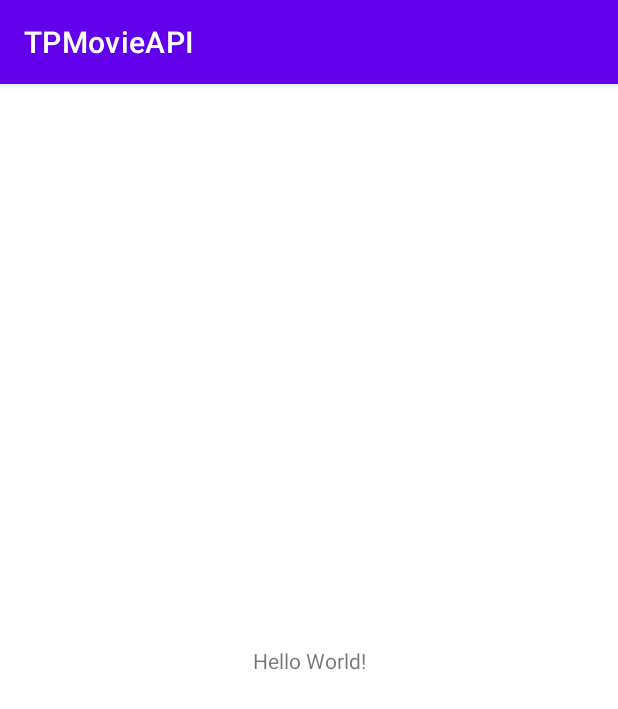
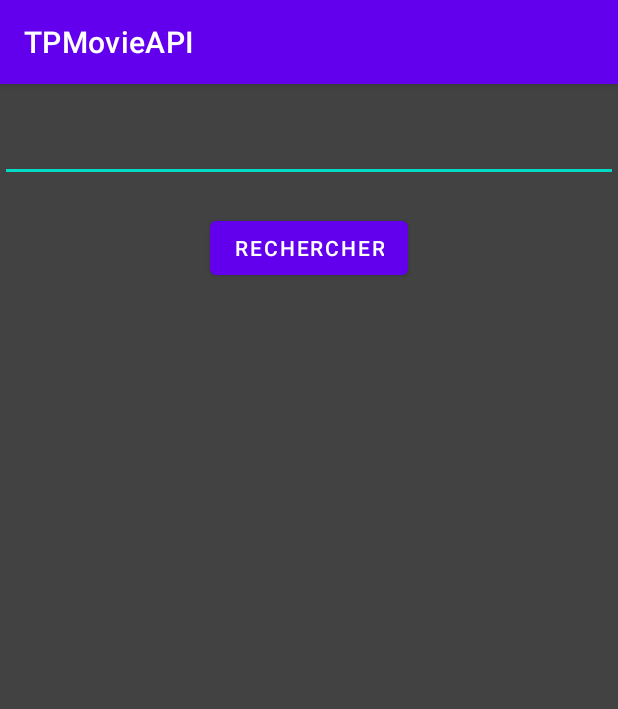
Before and after one commit to Saltchichi/TPMovieAPI, an Android app: the screen it shows after launch (MainActivity), on a phone screen of 412 x 824 dp. Shown: the top 709 px of the screen. Run offline under Robolectric (Android 15) with nearby library versions, the phone set to English and light mode, and no system bars; our stand-ins replace Picasso; pictures from the network do not load.

Commit message:
lesson of 09/12/2020

```diff
--- a/app/build.gradle
+++ b/app/build.gradle
@@ -39,7 +39,6 @@ dependencies {
     implementation 'androidx.appcompat:appcompat:1.2.0'
     implementation 'com.google.android.material:material:1.2.1'
     implementation 'androidx.constraintlayout:constraintlayout:2.0.4'
-    testImplementation 'junit:junit:4.+'
-    androidTestImplementation 'androidx.test.ext:junit:1.1.2'
-    androidTestImplementation 'androidx.test.espresso:espresso-core:3.3.0'
+    implementation 'androidx.fragment:fragment-ktx:1.2.5'
+    implementation 'com.squareup.picasso:picasso:2.71828'
 }
--- a/app/src/main/AndroidManifest.xml
+++ b/app/src/main/AndroidManifest.xml
@@ -1,6 +1,8 @@
 <?xml version="1.0" encoding="utf-8"?>
 <manifest xmlns:android="http://schemas.android.com/apk/res/android"
     package="com.monschein.movie">
+
+    <uses-permission android:name="android.permission.INTERNET" />
 
     <application
         android:allowBackup="true"
@@ -9,7 +11,7 @@
         android:roundIcon="@mipmap/ic_launcher_round"
         android:supportsRtl="true"
         android:theme="@style/Theme.TPMovieAPI">
-        <activity android:name=".MainActivity">
+        <activity android:name=".presentation.MainActivity">
             <intent-filter>
                 <action android:name="android.intent.action.MAIN" />
 
--- /dev/null
+++ b/app/src/main/java/com/monschein/movie/domain/model/MovieShort.kt
@@ -0,0 +1,3 @@
+package com.monschein.movie.domain.model
+
+data class MovieShort(val id: String, val title: String, val poster: String)
--- /dev/null
+++ b/app/src/main/java/com/monschein/movie/domain/repository/SearchRepository.kt
@@ -0,0 +1,7 @@
+package com.monschein.movie.domain.repository
+
+import com.monschein.movie.domain.model.MovieShort
+
+interface SearchRepository {
+    suspend fun searchMovie(search: String): List<MovieShort>
+}
--- /dev/null
+++ b/app/src/main/java/com/monschein/movie/presentation/MainActivity.kt
@@ -0,0 +1,25 @@
+package com.monschein.movie.presentation
+
+import androidx.appcompat.app.AppCompatActivity
+import android.os.Bundle
+import androidx.fragment.app.FragmentContainerView
+import androidx.fragment.app.commit
+import com.monschein.movie.R
+import com.monschein.movie.presentation.detail.DetailFragment
+import com.monschein.movie.presentation.search.SearchFragment
+
+class MainActivity : AppCompatActivity() {
+    override fun onCreate(savedInstanceState: Bundle?) {
+        super.onCreate(savedInstanceState)
+        setContentView(R.layout.activity_main)
+
+        supportFragmentManager.commit {
+            add(R.id.fragment_container, SearchFragment())
+        }
+        findViewById<FragmentContainerView>(R.id.fragment_container2)?.let {
+            supportFragmentManager.commit {
+                add(R.id.fragment_container2, DetailFragment())
+            }
+        }
+    }
+}
--- /dev/null
+++ b/app/src/main/java/com/monschein/movie/presentation/search/SearchFragment.kt
@@ -0,0 +1,74 @@
+package com.monschein.movie.presentation.search
+
+import android.os.Bundle
+import android.view.LayoutInflater
+import android.view.View
+import android.view.ViewGroup
+import android.widget.Button
+import android.widget.EditText
+import android.widget.ProgressBar
+import android.widget.Toast
+import androidx.core.view.isVisible
+import androidx.fragment.app.Fragment
+import androidx.fragment.app.viewModels
+import androidx.recyclerview.widget.RecyclerView
+import com.monschein.movie.R
+
+
+class SearchFragment : Fragment() {
+
+    private lateinit var Button: Button
+    private lateinit var EditText: EditText
+    private lateinit var ProgressBar: ProgressBar
+    private lateinit var RecyclerView: RecyclerView
+
+    private val viewModel: SearchViewModel by viewModels()
+
+    private lateinit var adapter: SearchAdapter
+
+    override fun onCreateView(
+        inflater: LayoutInflater,
+        container: ViewGroup?,
+        savedInstanceState: Bundle?
+    ): View? {
+        return inflater.inflate(R.layout.fragment_movie_search, container, false)
+    }
+
+    override fun onViewCreated(view: View, savedInstanceState: Bundle?) {
+        super.onViewCreated(view, savedInstanceState)
+
+        Button = view.findViewById(R.id.fragment_movie_search_Button)
+        EditText = view.findViewById(R.id.fragment_movie_search_EditText)
+        ProgressBar = view.findViewById(R.id.fragment_movie_search_ProgressBar)
+        RecyclerView = view.findViewById(R.id.fragment_movie_search_RecyclerView)
+
+        adapter = SearchAdapter((requireContext()))
+        RecyclerView.adapter = adapter
+
+        Button.setOnClickListener {
+            viewModel.searchMovie(EditText.text.toString())
+        }
+
+        viewModel.state.observe(viewLifecycleOwner, ::updateState)
+    }
+
+    private fun updateState(state: SearchState) {
+        when (state) {
+            is SearchState.ErrorState -> {
+                ProgressBar.isVisible = false
+                Toast.makeText(requireContext(), "Error", Toast.LENGTH_LONG)
+                adapter.setData(null)
+            }
+            is SearchState.LoadingState -> {
+                ProgressBar.isVisible = true
+                adapter.setData(null)
+
+            }
+            is SearchState.SuccessState -> {
+                ProgressBar.isVisible = false
+                adapter.setData(state.movies)
+
+            }
+        }
+    }
+}
--- /dev/null
+++ b/app/src/main/java/com/monschein/movie/presentation/search/SearchViewModel.kt
@@ -0,0 +1,30 @@
+package com.monschein.movie.presentation.search
+
+import androidx.lifecycle.LiveData
+import androidx.lifecycle.MutableLiveData
+import androidx.lifecycle.ViewModel
+import androidx.lifecycle.viewModelScope
+import com.monschein.movie.data.mock.MockSearchRepository
+import com.monschein.movie.domain.repository.SearchRepository
+import kotlinx.coroutines.launch
+import java.lang.Exception
+
+class SearchViewModel : ViewModel() {
+    private val repository: SearchRepository = MockSearchRepository()
+
+    private val _state = MutableLiveData<SearchState>()
+    val state: LiveData<SearchState> get() = _state
+
+    fun searchMovie(text: String) {
+        _state.value = SearchState.LoadingState
+
+        viewModelScope.launch {
+            try {
+                _state.value = SearchState.SuccessState(repository.searchMovie(text))
+            } catch (e: Exception) {
+                _state.value = SearchState.ErrorState
+
+            }
+        }
+    }
+}
--- /dev/null
+++ b/app/src/main/res/layout-sw600dp-land/activity_main.xml
@@ -0,0 +1,16 @@
+<?xml version="1.0" encoding="utf-8"?>
+<LinearLayout xmlns:android="http://schemas.android.com/apk/res/android"
+    android:layout_width="match_parent"
+    android:layout_height="match_parent">
+
+    <androidx.fragment.app.FragmentContainerView
+        android:id="@+id/fragment_container"
+        android:layout_width="300dp"
+        android:layout_height="match_parent" />
+
+    <androidx.fragment.app.FragmentContainerView
+        android:id="@+id/fragment_container2"
+        android:layout_width="match_parent"
+        android:layout_height="match_parent" />
+
+</LinearLayout>
--- a/app/src/main/res/layout/activity_main.xml
+++ b/app/src/main/res/layout/activity_main.xml
@@ -1,18 +1,5 @@
 <?xml version="1.0" encoding="utf-8"?>
-<androidx.constraintlayout.widget.ConstraintLayout xmlns:android="http://schemas.android.com/apk/res/android"
-    xmlns:app="http://schemas.android.com/apk/res-auto"
-    xmlns:tools="http://schemas.android.com/tools"
+<androidx.fragment.app.FragmentContainerView xmlns:android="http://schemas.android.com/apk/res/android"
+    android:id="@+id/fragment_container"
     android:layout_width="match_parent"
-    android:layout_height="match_parent"
-    tools:context=".MainActivity">
-
-    <TextView
-        android:layout_width="wrap_content"
-        android:layout_height="wrap_content"
-        android:text="Hello World!"
-        app:layout_constraintBottom_toBottomOf="parent"
-        app:layout_constraintLeft_toLeftOf="parent"
-        app:layout_constraintRight_toRightOf="parent"
-        app:layout_constraintTop_toTopOf="parent" />
-
-</androidx.constraintlayout.widget.ConstraintLayout>
+    android:layout_height="match_parent"></androidx.fragment.app.FragmentContainerView>
--- /dev/null
+++ b/app/src/main/res/layout/fragment_movie_detail.xml
@@ -0,0 +1,6 @@
+<?xml version="1.0" encoding="utf-8"?>
+<androidx.constraintlayout.widget.ConstraintLayout
+    xmlns:android="http://schemas.android.com/apk/res/android" android:layout_width="match_parent"
+    android:layout_height="match_parent">
+
+</androidx.constraintlayout.widget.ConstraintLayout>
--- /dev/null
+++ b/app/src/main/res/layout/fragment_movie_search.xml
@@ -0,0 +1,50 @@
+<?xml version="1.0" encoding="utf-8"?>
+<androidx.constraintlayout.widget.ConstraintLayout xmlns:android="http://schemas.android.com/apk/res/android"
+    xmlns:app="http://schemas.android.com/apk/res-auto"
+    xmlns:tools="http://schemas.android.com/tools"
+    android:layout_width="match_parent"
+    android:layout_height="match_parent"
+    android:background="@color/cardview_dark_background">
+
+    <EditText
+        android:id="@+id/fragment_movie_search_EditText"
+        android:layout_width="match_parent"
+        android:layout_height="wrap_content"
+        android:layout_marginTop="20dp"
+        app:layout_constraintLeft_toLeftOf="parent"
+        app:layout_constraintRight_toRightOf="parent"
+        app:layout_constraintTop_toTopOf="parent" />
+
+    <Button
+        android:id="@+id/fragment_movie_search_Button"
+        android:layout_width="wrap_content"
+        android:layout_height="wrap_content"
+        android:layout_marginTop="20dp"
+        android:text="Rechercher"
+        app:layout_constraintLeft_toLeftOf="parent"
+        app:layout_constraintRight_toRightOf="parent"
+        app:layout_constraintTop_toBottomOf="@+id/fragment_movie_search_EditText" />
+
+
+    <androidx.recyclerview.widget.RecyclerView
+        android:id="@+id/fragment_movie_search_RecyclerView"
+        android:layout_width="0dp"
+        android:layout_height="0dp"
+        app:layoutManager="androidx.recyclerview.widget.LinearLayoutManager"
+        app:layout_constraintBottom_toBottomOf="parent"
+        app:layout_constraintLeft_toLeftOf="parent"
+        app:layout_constraintRight_toRightOf="parent"
+        app:layout_constraintTop_toBottomOf="@id/fragment_movie_search_Button"
+        tools:listitem="@layout/item_movie" />
+
+    <ProgressBar
+        android:id="@+id/fragment_movie_search_ProgressBar"
+        android:layout_width="wrap_content"
+        android:layout_height="wrap_content"
+        android:visibility="gone"
+        app:layout_constraintBottom_toBottomOf="parent"
+        app:layout_constraintLeft_toLeftOf="parent"
+        app:layout_constraintRight_toRightOf="parent"
+        app:layout_constraintTop_toTopOf="parent" />
+
+</androidx.constraintlayout.widget.ConstraintLayout>
```
Also changed, not shown: app/src/main/java/com/monschein/movie/MainActivity.kt (deleted, +0 -11 lines), app/src/main/java/com/monschein/movie/data/mock/MockSearchRepository.kt (added, +32 -0 lines), app/src/main/java/com/monschein/movie/presentation/detail/DetailFragment.kt (added, +14 -0 lines), app/src/main/java/com/monschein/movie/presentation/search/SearchAdapter.kt (added, +57 -0 lines), app/src/main/java/com/monschein/movie/presentation/search/SearchState.kt (added, +11 -0 lines), app/src/main/res/layout/item_movie.xml (added, +30 -0 lines), 2 other files.
